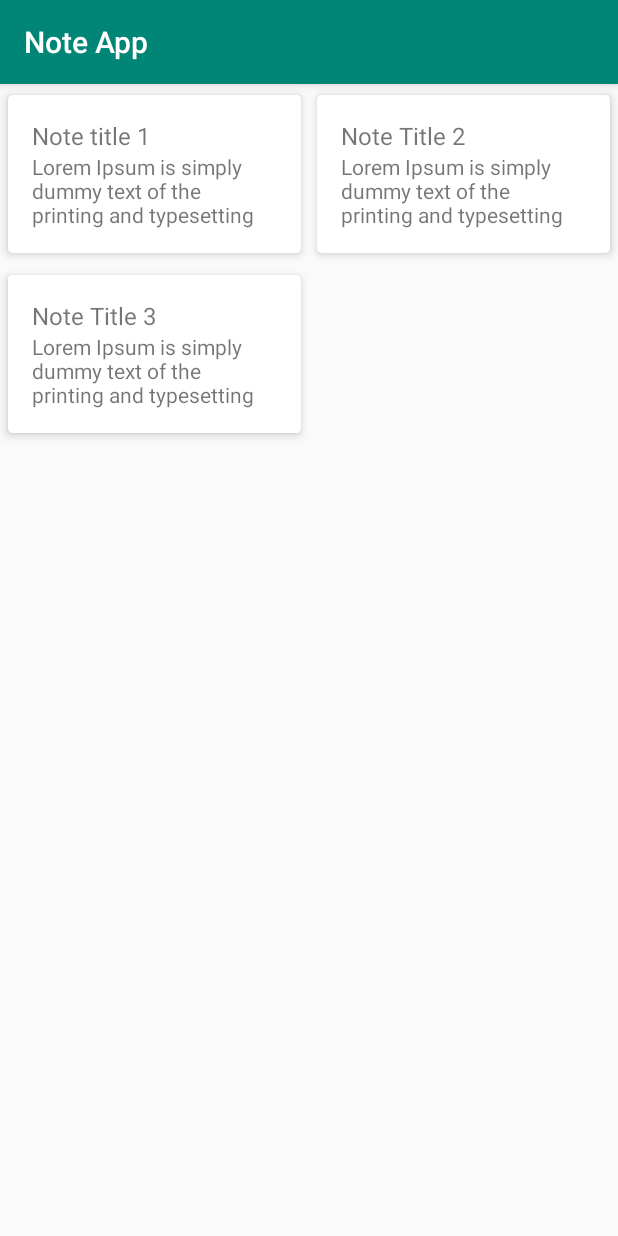
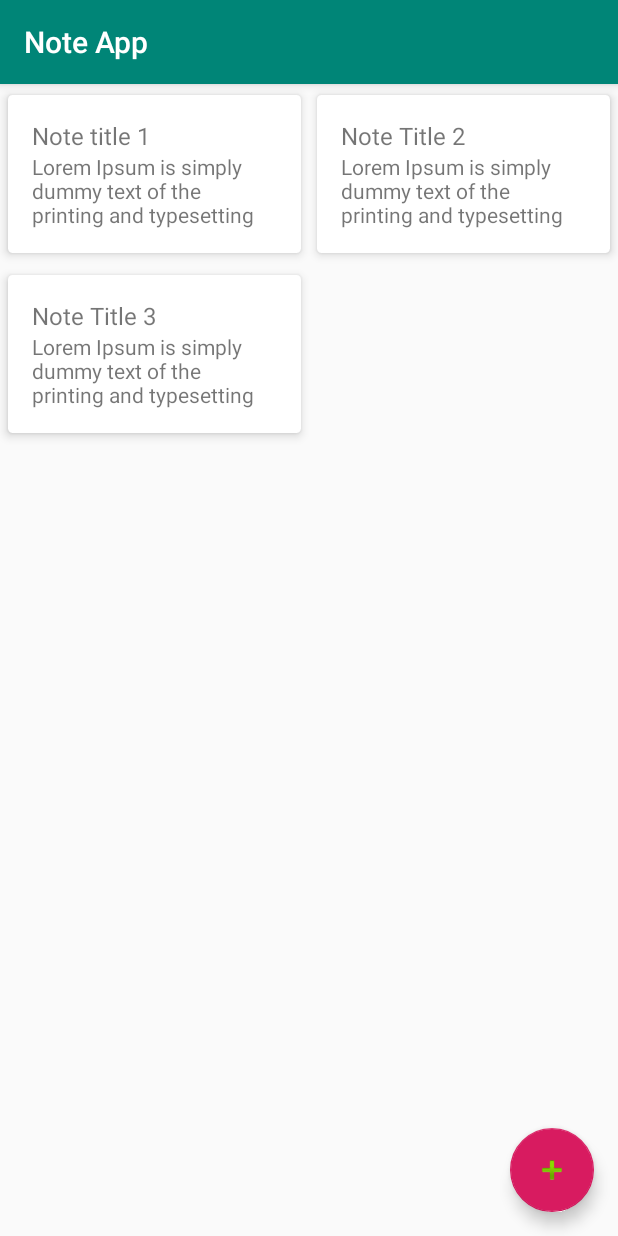
Before and after one commit to Erikadarisman/Note-App-Android-Test, an Android app: the screen it shows after launch (MainActivity), on a phone screen of 412 x 824 dp. Run offline under Robolectric (Android 15) with nearby library versions, the phone set to English and light mode, and no system bars.

Commit message:
add floating button

```diff
--- a/app/src/main/res/layout/activity_main.xml
+++ b/app/src/main/res/layout/activity_main.xml
@@ -1,5 +1,5 @@
 <?xml version="1.0" encoding="utf-8"?>
-<LinearLayout xmlns:android="http://schemas.android.com/apk/res/android"
+<androidx.coordinatorlayout.widget.CoordinatorLayout xmlns:android="http://schemas.android.com/apk/res/android"
     android:orientation="vertical"
     xmlns:app="http://schemas.android.com/apk/res-auto"
     xmlns:tools="http://schemas.android.com/tools"
@@ -13,4 +13,12 @@
         android:layout_height="match_parent"
         tools:itemCount="@tools:sample/last_names"/>
 
-</LinearLayout>
+    <com.google.android.material.floatingactionbutton.FloatingActionButton
+        android:id="@+id/floating_add"
+        android:layout_width="wrap_content"
+        android:layout_height="wrap_content"
+        android:layout_gravity="bottom|end"
+        android:layout_margin="16dp"
+        app:srcCompat="@android:drawable/ic_input_add"/>
+
+</androidx.coordinatorlayout.widget.CoordinatorLayout>
--- /dev/null
+++ b/app/src/main/res/values/dimens.xml
@@ -0,0 +1,4 @@
+<?xml version="1.0" encoding="utf-8"?>
+<resources>
+    <dimen name="fab_margin">16dp</dimen>
+</resources>
```
